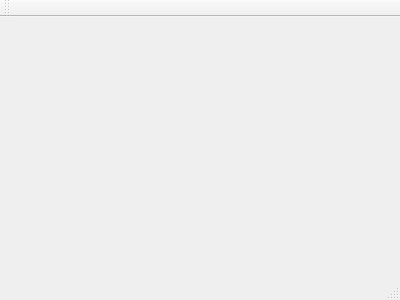
phetaduck/DataStructures, file mainwindow.ui: the form before one commit.
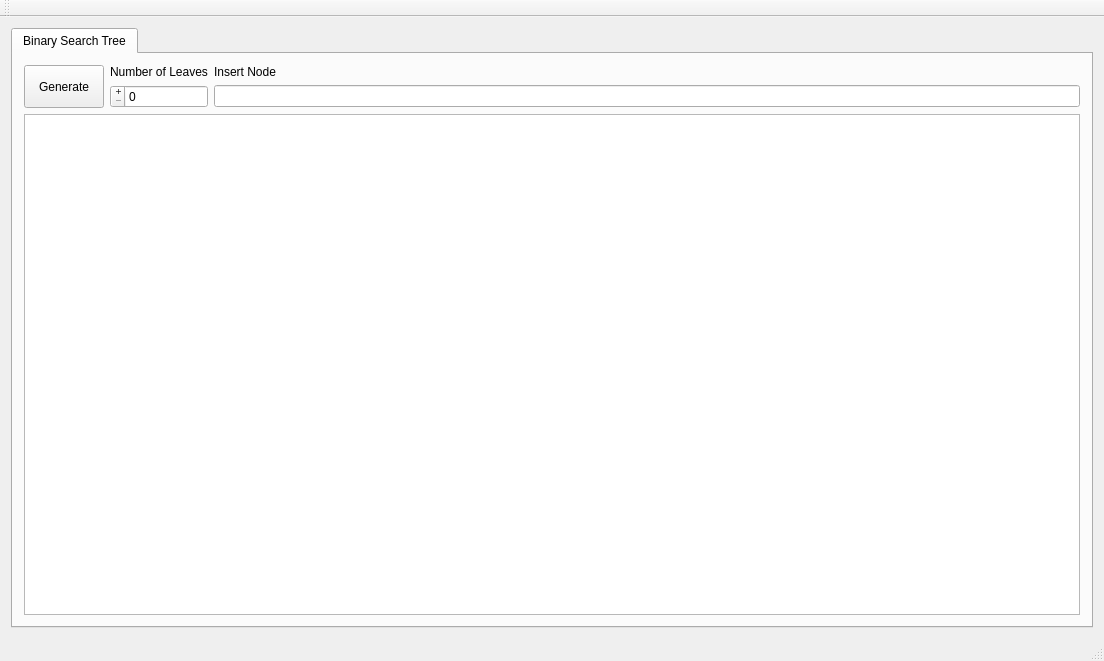
The form after the commit.

What changed in the file:
```diff
--- a/mainwindow.ui
+++ b/mainwindow.ui
@@ -1,24 +1,130 @@
 <ui version="4.0">
  <class>MainWindow</class>
- <widget class="QMainWindow" name="MainWindow" >
-  <property name="geometry" >
+ <widget class="QMainWindow" name="MainWindow">
+  <property name="geometry">
    <rect>
     <x>0</x>
     <y>0</y>
-    <width>400</width>
-    <height>300</height>
+    <width>1104</width>
+    <height>661</height>
    </rect>
   </property>
   <property name="windowTitle" >
    <string>MainWindow</string>
   </property>
-  <widget class="QMenuBar" name="menuBar" />
-  <widget class="QToolBar" name="mainToolBar" />
-  <widget class="QWidget" name="centralWidget" />
-  <widget class="QStatusBar" name="statusBar" />
+  <widget class="QWidget" name="centralWidget">
+   <layout class="QVBoxLayout" name="verticalLayout">
+    <item>
+     <widget class="QTabWidget" name="tabWidget">
+      <widget class="QWidget" name="BSTree">
+       <attribute name="title">
+        <string>Binary Search Tree</string>
+       </attribute>
+       <layout class="QGridLayout" name="gridLayout">
+        <item row="1" column="1">
+         <widget class="QSpinBox" name="spinBoxNodesNum">
+          <property name="sizePolicy">
+           <sizepolicy hsizetype="Minimum" vsizetype="Fixed">
+            <horstretch>0</horstretch>
+            <verstretch>0</verstretch>
+           </sizepolicy>
+          </property>
+          <property name="layoutDirection">
+           <enum>Qt::RightToLeft</enum>
+          </property>
+          <property name="frame">
+           <bool>true</bool>
+          </property>
+          <property name="alignment">
+           <set>Qt::AlignLeading|Qt::AlignLeft|Qt::AlignVCenter</set>
+          </property>
+          <property name="buttonSymbols">
+           <enum>QAbstractSpinBox::PlusMinus</enum>
+          </property>
+          <property name="accelerated">
+           <bool>true</bool>
+          </property>
+          <property name="maximum">
+           <number>100000</number>
+          </property>
+          <property name="stepType">
+           <enum>QAbstractSpinBox::AdaptiveDecimalStepType</enum>
+          </property>
+         </widget>
+        </item>
+        <item row="2" column="0" colspan="4">
+         <widget class="QGraphicsView" name="graphicsViewBSTree"/>
+        </item>
+        <item row="0" column="1">
+         <widget class="QLabel" name="labelNodeNumber">
+          <property name="sizePolicy">
+           <sizepolicy hsizetype="Maximum" vsizetype="Preferred">
+            <horstretch>0</horstretch>
+            <verstretch>0</verstretch>
+           </sizepolicy>
+          </property>
+          <property name="text">
+           <string>Number of Leaves</string>
+          </property>
+         </widget>
+        </item>
+        <item row="0" column="2">
+         <widget class="QLabel" name="labelInsertNode">
+          <property name="text">
+           <string>Insert Node</string>
+          </property>
+         </widget>
+        </item>
+        <item row="1" column="2" colspan="2">
+         <widget class="QLineEdit" name="lineEditPushNumber">
+          <property name="sizePolicy">
+           <sizepolicy hsizetype="MinimumExpanding" vsizetype="Fixed">
+            <horstretch>0</horstretch>
+            <verstretch>0</verstretch>
+           </sizepolicy>
+          </property>
+         </widget>
+        </item>
+        <item row="0" column="0" rowspan="2">
+         <widget class="QPushButton" name="pushButtonGenerate">
+          <property name="sizePolicy">
+           <sizepolicy hsizetype="Maximum" vsizetype="Preferred">
+            <horstretch>0</horstretch>
+            <verstretch>0</verstretch>
+           </sizepolicy>
+          </property>
+          <property name="text">
+           <string>Generate</string>
+          </property>
+         </widget>
+        </item>
+       </layout>
+      </widget>
+     </widget>
+    </item>
+   </layout>
+  </widget>
+  <widget class="QMenuBar" name="menuBar">
+   <property name="geometry">
+    <rect>
+     <x>0</x>
+     <y>0</y>
+     <width>1104</width>
+     <height>30</height>
+    </rect>
+   </property>
+  </widget>
+  <widget class="QToolBar" name="mainToolBar">
+   <attribute name="toolBarArea">
+    <enum>TopToolBarArea</enum>
+   </attribute>
+   <attribute name="toolBarBreak">
+    <bool>false</bool>
+   </attribute>
+  </widget>
+  <widget class="QStatusBar" name="statusBar"/>
  </widget>
- <layoutDefault spacing="6" margin="11" />
- <pixmapfunction></pixmapfunction>
+ <layoutdefault spacing="6" margin="11"/>
  <resources/>
  <connections/>
 </ui>
```
Left out of the diff: 3 changed lines with no effect on the pictures.
